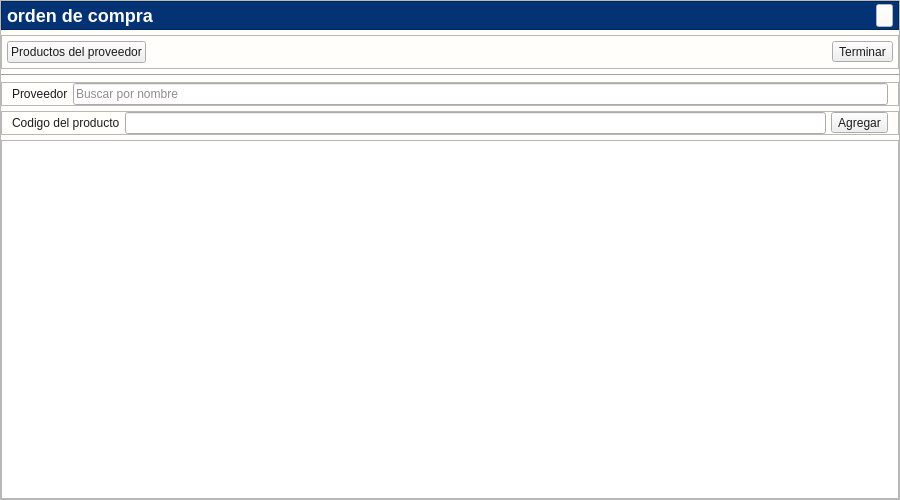
LAngelVp/TuleVenta, file app/View/UserInterfaceUi/UI_CREAR_ORDEN_DE_COMPRA.ui: the form before one commit.
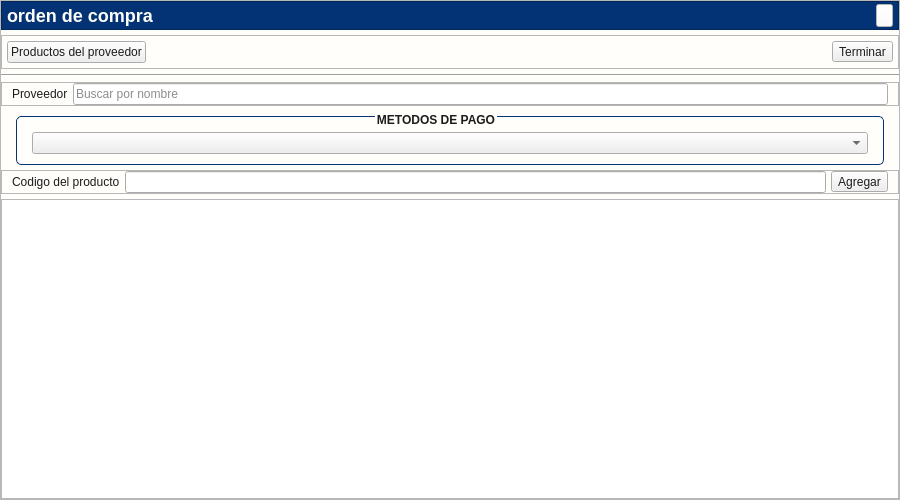
The form after the commit. Icons and pictures are not drawn.

Commit message: Ingreso de los metodos de pago en la interfaz de la orden de compra

Diff of the .ui file:
```diff
--- a/app/View/UserInterfaceUi/UI_CREAR_ORDEN_DE_COMPRA.ui
+++ b/app/View/UserInterfaceUi/UI_CREAR_ORDEN_DE_COMPRA.ui
@@ -146,7 +146,62 @@
 background-color: #cce4ff;
 color: black;
 }
+[objectName*=&quot;cajaOpciones&quot;] {
+    border: none;
+    border-bottom: 1px solid #787878 ;
+    padding: 2px ;
+    background-color: #F5F5F5 ;
+    font-size: 14px ;
+    min-width: 200px ;
+    font-family: &quot;Arial&quot; ;
+    color: #1d1c1c ;
+	selection-background-color: #4791F5; 
+}
 
+/* ESTILO DEL DROPDOWN (LISTA) */
+[objectName*=&quot;cajaOpciones&quot;] QListView {
+    background: #F5F5F5 ;
+    border-radius: 3px;
+    outline: none;
+}
+
+/* ESTILO DE LOS ÍTEMS */
+[objectName*=&quot;cajaOpciones&quot;] QListView::item {
+    padding: 6px 10px ;
+    margin: 2px ;
+}
+/* BOTÓN DESPLEGABLE */
+[objectName*=&quot;cajaOpciones&quot;]::drop-down {
+    subcontrol-origin: padding ;
+    subcontrol-position: top right ;
+    padding-right: 5px ;
+    width: 20% ;
+    border-left-width: 1px ;
+    border-radius: 3px ;
+    background-color: #F5F5F5 ;
+}
+/* FLECHA DESPLEGABLE */
+[objectName*=&quot;cajaOpciones&quot;]::down-arrow {
+    image: url(:/Icons/Bootstrap/filter-left.svg);
+    width: 17% ;
+    height: 17% ;
+    padding-left: 5px ;
+    padding-right: 5px ;
+}
+
+#contenedor_grupo{
+border: 1px solid #023375;
+color: #1d1c1c;
+font-weight: bold;
+font-family: Arial;
+margin-top: 5px;
+margin-left:15px;
+margin-right:15px;
+border-radius: 5px;
+padding-left:15px;
+padding-right: 15px;
+padding-top:15px;
+}
 </string>
   </property>
   <layout class="QGridLayout" name="gridLayout">
@@ -173,7 +228,7 @@
      <property name="frameShadow">
       <enum>QFrame::Shadow::Raised</enum>
      </property>
-     <layout class="QGridLayout" name="gridLayout_4">
+     <layout class="QGridLayout" name="gridLayout_5">
       <property name="leftMargin">
        <number>0</number>
       </property>
@@ -379,7 +434,37 @@
         </layout>
        </widget>
       </item>
-      <item row="4" column="0">
+      <item row="4" column="0" colspan="2">
+       <widget class="QGroupBox" name="contenedor_grupo">
+        <property name="title">
+         <string>METODOS DE PAGO</string>
+        </property>
+        <property name="alignment">
+         <set>Qt::AlignmentFlag::AlignCenter</set>
+        </property>
+        <layout class="QGridLayout" name="gridLayout_4">
+         <property name="leftMargin">
+          <number>0</number>
+         </property>
+         <property name="topMargin">
+          <number>0</number>
+         </property>
+         <property name="rightMargin">
+          <number>0</number>
+         </property>
+         <property name="bottomMargin">
+          <number>10</number>
+         </property>
+         <property name="spacing">
+          <number>0</number>
+         </property>
+         <item row="0" column="0">
+          <widget class="QComboBox" name="cajaOpciones_metodosPago"/>
+         </item>
+        </layout>
+       </widget>
+      </item>
+      <item row="5" column="0" colspan="2">
        <widget class="QFrame" name="contenedor_frame_3">
         <property name="frameShape">
          <enum>QFrame::Shape::StyledPanel</enum>
@@ -429,7 +514,7 @@
         </layout>
        </widget>
       </item>
-      <item row="5" column="0">
+      <item row="6" column="0" colspan="2">
        <widget class="QTableView" name="tabla_ordencompra">
         <property name="cursor" stdset="0">
          <cursorShape>ArrowCursor</cursorShape>
```
Left out of the diff: 26 changed lines with no effect on the pictures. The commit also changes 11 other files.
